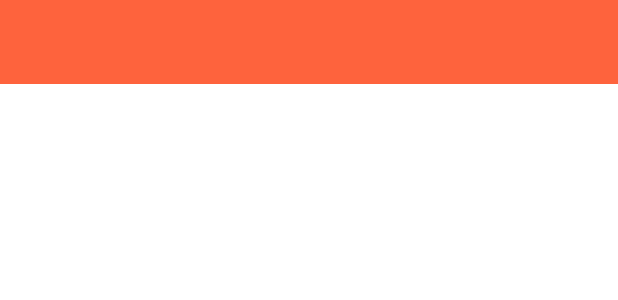
After one commit to fj0lverkr/7MinuteWorkout, an Android app: the layout activity_exercise.xml on its own in the app's theme, with its tools: preview values and no code run, on a phone screen of 412 x 824 dp. The commit adds this screen. Shown: the top 300 px of the screen. Run offline under Robolectric (Android 15) with nearby library versions, the phone set to English and light mode, and no system bars.

Commit message:
Set up Toolbar

```diff
--- a/app/src/main/AndroidManifest.xml
+++ b/app/src/main/AndroidManifest.xml
@@ -14,6 +14,9 @@
         android:theme="@style/Theme.7MinuteWorkout"
         tools:targetApi="31">
         <activity
+            android:name=".ExerciseActivity"
+            android:exported="false" />
+        <activity
             android:name=".MainActivity"
             android:exported="true">
             <intent-filter>
--- a/app/src/main/java/com/nilsnahooy/a7minuteworkout/MainActivity.kt
+++ b/app/src/main/java/com/nilsnahooy/a7minuteworkout/MainActivity.kt
@@ -11,9 +11,9 @@ package com.nilsnahooy.a7minuteworkout
         - make sure to set the binding back to null in onDestroy()
      */
 
+import android.content.Intent
 import androidx.appcompat.app.AppCompatActivity
 import android.os.Bundle
-import android.widget.FrameLayout
 import com.nilsnahooy.a7minuteworkout.databinding.ActivityMainBinding
 
 class MainActivity : AppCompatActivity() {
@@ -26,7 +26,8 @@ class MainActivity : AppCompatActivity() {
         setContentView(b?.root)
 
         b?.flButtonWrapper?.setOnClickListener {
-
+            val intent = Intent(this, ExerciseActivity::class.java)
+            startActivity(intent)
         }
     }
 
--- /dev/null
+++ b/app/src/main/res/layout/activity_exercise.xml
@@ -0,0 +1,18 @@
+<?xml version="1.0" encoding="utf-8"?>
+<RelativeLayout xmlns:android="http://schemas.android.com/apk/res/android"
+    xmlns:tools="http://schemas.android.com/tools"
+    android:layout_width="match_parent"
+    android:layout_height="match_parent"
+    xmlns:app="http://schemas.android.com/apk/res-auto"
+    tools:context=".ExerciseActivity">
+
+    <androidx.appcompat.widget.Toolbar
+        android:id="@+id/tb_exercise"
+        android:layout_width="match_parent"
+        android:layout_height="?android:attr/actionBarSize"
+        android:theme="@style/Theme.7MinuteWorkout.Toolbar"
+        android:background="@color/primary"
+        app:titleTextColor="@color/accent"
+        />
+
+</RelativeLayout>
--- a/app/src/main/res/values/colors.xml
+++ b/app/src/main/res/values/colors.xml
@@ -13,4 +13,5 @@
     <color name="secondary_variant">#FF008BDE</color>
     <color name="accent">#FF202046</color>
     <color name="ripple_grey">#FFC4C4C4</color>
+    <color name="toolbar_color_control_normal">#FF000000</color>
 </resources>
--- a/app/src/main/res/values/dimens.xml
+++ b/app/src/main/res/values/dimens.xml
@@ -1,6 +1,6 @@
 <?xml version="1.0" encoding="utf-8"?>
 <resources>
-    <dimen name="padding_global">5dp</dimen>
+    <dimen name="padding_global">10dp</dimen>
     <dimen name="size_button_text">22sp</dimen>
     <dimen name="margin_elements">10dp</dimen>
     <dimen name="size_logo_h">220dp</dimen>
--- a/app/src/main/res/values/themes.xml
+++ b/app/src/main/res/values/themes.xml
@@ -13,4 +13,9 @@
         <item name="android:statusBarColor" tools:targetApi="l">?attr/colorPrimaryVariant</item>
         <!-- Customize your theme here. -->
     </style>
+    <style
+        name="Theme.7MinuteWorkout.Toolbar"
+        parent="@style/ThemeOverlay.MaterialComponents.ActionBar" >
+        <item name="colorControlNormal">@color/toolbar_color_control_normal</item>
+    </style>
 </resources>
```
Also changed, not shown: app/src/main/java/com/nilsnahooy/a7minuteworkout/ExerciseActivity.kt (added, +24 -0 lines).
